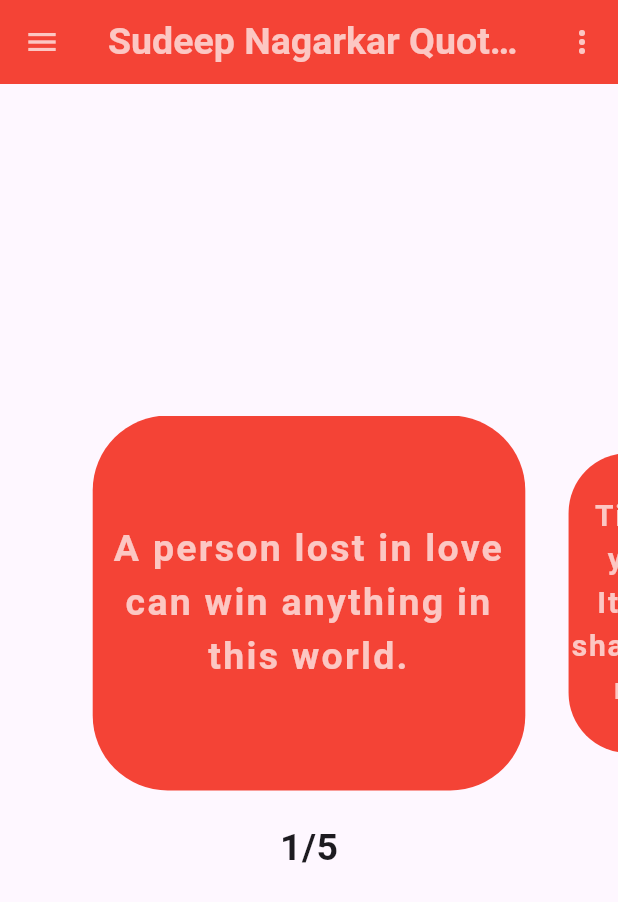
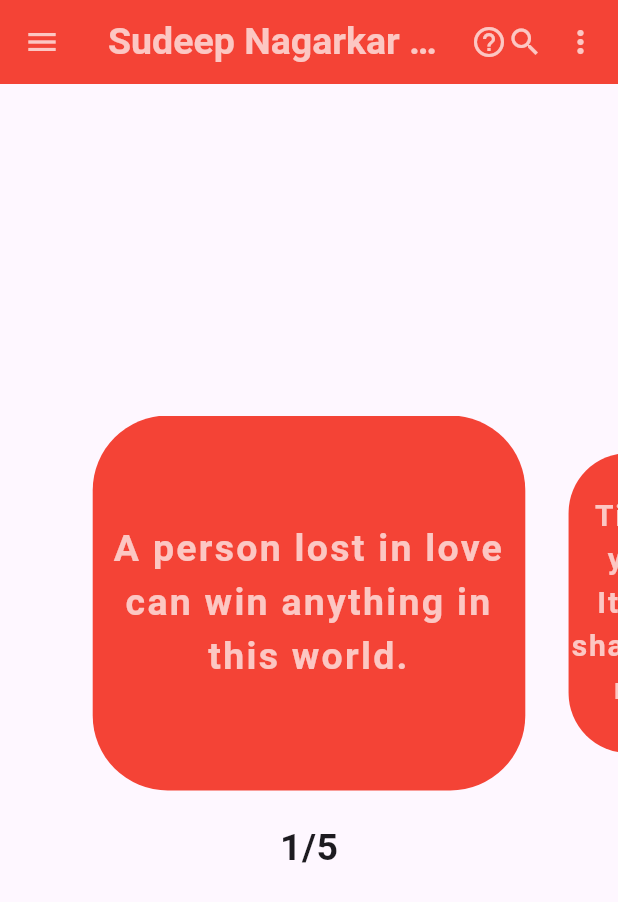
Before and after one commit to rajaganapathy1220/myProjects, a Flutter app: the screen it shows after launch, in the side drawer, after a tap on "Quotes Text", on a phone screen of 412 x 824 dp. Shown: the top 902 px of the screen. Run offline on Flutter 3.47's test engine with Material 3 defaults, Android fonts, the phone set to English and light mode, and no system bars; our stand-ins replace share_plus; missing offline and left inert: dart:ffi.

Commit message:
final_commit

```diff
--- a/lib/drawer_navigation.dart
+++ b/lib/drawer_navigation.dart
@@ -18,24 +18,39 @@ class _DrawerNavigationState extends State<DrawerNavigation> {
       backgroundColor: Colors.red,
       child: ListView(
         children: [
-          const UserAccountsDrawerHeader(
+           UserAccountsDrawerHeader(
             decoration: BoxDecoration(
               image: DecorationImage(
                 image: AssetImage('images/nature SK.png'),
-                fit: BoxFit.cover
+                fit: BoxFit.cover,
+              //  alignment: Alignment(5, 7),
+           // filterQuality: FilterQuality.low,
+         //       opacity: double.negativeInfinity,
               ),
             ),
             accountName: Text('Author Quotes'),
             accountEmail: Text('Version1.0.0'),
-            currentAccountPicture: CircleAvatar(
-              // child: ClipOval(
-              //  child: Image(
-              backgroundImage: AssetImage('images/sudeep.png'),
+
+
+            currentAccountPicture: Align(
+              alignment: Alignment.center,
+              child: CircleAvatar(
+                // child: ClipOval(
+                //  child: Image(
+                radius: 30,
+                backgroundImage: AssetImage('images/sudeep.png'),
+                         //   foregroundColor: Colors.blue,
+
+              ),
             ),
           ),
           //   ),
           // ),
           ListTile(
+            leading: Icon(
+              Icons.format_quote_sharp,
+              color: Colors.deepPurple,
+            ),
             title: const Text(
               'Quotes Text',
               style: TextStyle(
--- a/lib/main.dart
+++ b/lib/main.dart
@@ -24,7 +24,7 @@ class MyApp extends StatelessWidget {
         colorScheme: ColorScheme.fromSeed(seedColor: Colors.deepPurple),
         useMaterial3: true,
       ),
-      home: PageViewText(),
+      home: MyProfile(),
     );
   }
 }
--- a/lib/my_profile.dart
+++ b/lib/my_profile.dart
@@ -15,11 +15,18 @@ class MyProfile extends StatelessWidget {
         ),
         title: const Text(
           'My Profile',
+       //   textScaler: TextScaler.linear(1),
+        //  maxLines: , most words within thw line,
+//strutStyle: StrutStyle(
+ // height: 1,
+//),
+      //  textWidthBasis: TextWidthBasis.longestLine, dynamic titles we use it will automatically adjust for its length
           style: TextStyle(
             fontWeight: FontWeight.normal,
-            fontSize: 30,
-            color: Colors.white70,
+            fontSize: 20,
+            color: Colors.white,
           ),
+
         ),
       ),
       body: const SafeArea(
--- a/lib/page_view_image.dart
+++ b/lib/page_view_image.dart
@@ -114,7 +114,11 @@ class _PageViewImageState extends State<PageViewImage> {
         await rootBundle.load(appDataImage[_selectedIndex].image);
     final temp = await getTemporaryDirectory();
     final path = '${temp.path}/wb_1.png';
+    print(path);
     File(path).writeAsBytes(imagebyte.buffer.asUint8List());
     await Share.shareFiles([path], text: 'Image Shared');
+   // final ByteData bytes =  await rootBundle.load(appDataImage[_selectedIndex].image);
+   // await Share.file('esysimage','esys.png',bytes.buffer.asUint8List(),'images/png');
+
   }
 }
--- a/lib/page_view_text.dart
+++ b/lib/page_view_text.dart
@@ -32,7 +32,16 @@ class _State extends State<PageViewText> {
           ),
         ),
         actions: [
-          PopupMenuButton(
+          Icon(
+            Icons.help_outline,
+          ),
+
+          Icon(
+            Icons.search_sharp,
+          ),
+          Padding(
+            padding: const EdgeInsets.all(1.0),
+            child: PopupMenuButton(
               itemBuilder: (context) => [
                 PopupMenuItem(
                   value: 1,
@@ -49,6 +58,7 @@ class _State extends State<PageViewText> {
                   _share();
                 }
               },
+            ),
           ),
         ],
       ),
--- a/pubspec.yaml
+++ b/pubspec.yaml
@@ -37,8 +37,6 @@ dependencies:
   cupertino_icons: ^1.0.2
   share_plus:
   path_provider:
-  url_launcher:
-  permission_handler:
 
 dev_dependencies:
   flutter_test:
```
Also changed, not shown: lib/splash_screen.dart (+5 -3 lines), pubspec.lock, 3 other files. Lines whose indentation alone changed are shown as unchanged.
